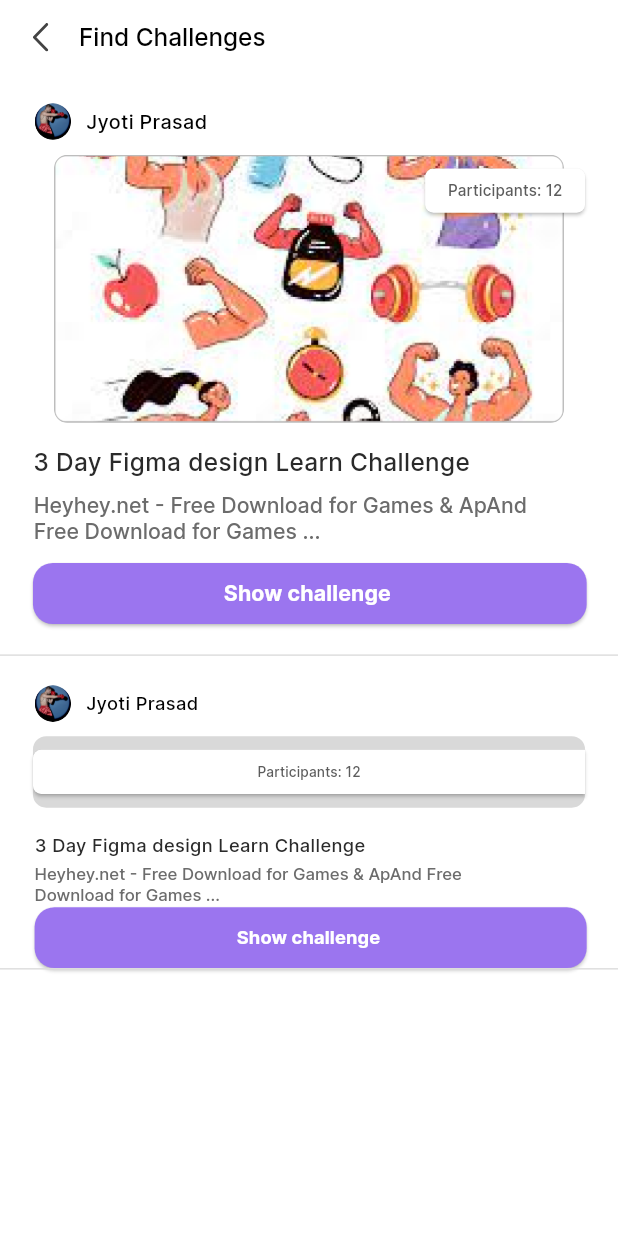
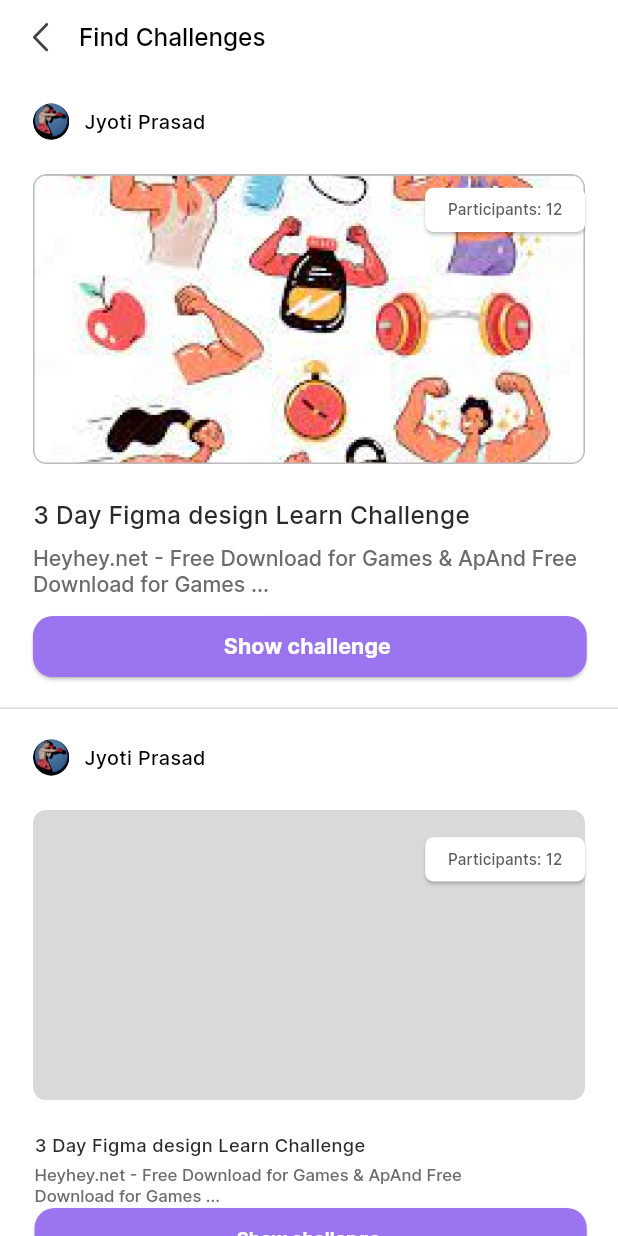
Before and after one commit to Jebin111/assignment1, a Flutter app: the screen it shows after launch, on a phone screen of 412 x 824 dp. Run offline on Flutter 3.47's test engine with Material 3 defaults, Android fonts, the phone set to English and light mode, and no system bars; our stand-ins replace cached_network_image, flutter_svg.

Commit message:
Add files via upload

```diff
--- a/lib/presentation/find_challenge_page_screen/find_challenge_page_screen.dart
+++ b/lib/presentation/find_challenge_page_screen/find_challenge_page_screen.dart
@@ -5,6 +5,11 @@ import 'package:trail_app/widgets/custom_elevated_button.dart';
 import 'package:flutter/material.dart';
 import 'package:trail_app/core/app_export.dart';
 
+import '../../widgets/app_bar/appbar_subtitle.dart';
+import '../../widgets/app_bar/appbar_trailing_iconbutton.dart';
+import '../../widgets/custom_text_form_field.dart';
+TextEditingController shareyourfeelingongrController =
+TextEditingController();
 class FindChallengePageScreen extends StatelessWidget {
   const FindChallengePageScreen({Key? key}) : super(key: key);
 
@@ -21,7 +26,7 @@ class FindChallengePageScreen extends StatelessWidget {
                         crossAxisAlignment: CrossAxisAlignment.start,
                         children: [
                           Padding(
-                              padding: EdgeInsets.only(left: 21.h),
+                              padding: EdgeInsets.only(left: 20.h),
                               child: Row(children: [
                                 CustomImageView(
                                     imagePath: ImageConstant.imgEllipse758,
@@ -35,20 +40,23 @@ class FindChallengePageScreen extends StatelessWidget {
                                         style: CustomTextStyles
                                             .labelLargeBlack90013))
                               ])),
-                          SizedBox(height: 9.v),
+                          Padding(
+                              padding: EdgeInsets.only(left: 20.h,top: 20.h,bottom: 20.h),
+                            child: Row(children: [
                               _buildEight(context),
-                          SizedBox(height: 14.v),
+                            ],),
+                              ),
+
                           Padding(
                               padding: EdgeInsets.only(left: 20.h),
                               child: Text("3 Day Figma design Learn Challenge",
                                   style: theme.textTheme.titleMedium)),
                           SizedBox(height: 9.v),
                           Align(
-                              alignment: Alignment.center,
+                              alignment: Alignment.centerLeft,
                               child: Container(
-                                  width: 323.h,
                                   margin:
-                                      EdgeInsets.only(left: 20.h, right: 31.h),
+                                      EdgeInsets.only(left: 20.h, right: 20.h),
                                   child: RichText(
                                       text: TextSpan(children: [
                                         TextSpan(
@@ -66,8 +74,14 @@ class FindChallengePageScreen extends StatelessWidget {
                           SizedBox(height: 20.v),
                           Divider(),
                           SizedBox(height: 19.v),
+
+
+
+
+
+
                           Padding(
-                              padding: EdgeInsets.only(left: 21.h),
+                              padding: EdgeInsets.only(left: 20.h),
                               child: Row(children: [
                                 CustomImageView(
                                     imagePath: ImageConstant.imgEllipse758,
@@ -76,14 +90,18 @@ class FindChallengePageScreen extends StatelessWidget {
                                     radius: BorderRadius.circular(12.h)),
                                 Padding(
                                     padding: EdgeInsets.only(
-                                        left: 9.h, top: 4.v, bottom: 4.v),
+                                        left: 9.h, top: 4.v, bottom: 3.v),
                                     child: Text("Jyoti Prasad",
                                         style: CustomTextStyles
-                                            .labelLargeBlack900))
+                                            .labelLargeBlack90013))
                               ])),
-                          SizedBox(height: 9.v),
+                          Padding(
+                            padding: EdgeInsets.only(top: 20.h,bottom: 20.h),
+                            child: Row(children: [
                                 _buildFour(context),
-                          SizedBox(height: 16.v),
+                            ],),
+                          ),
+
                 Padding(
                        padding: EdgeInsets.only(left: 21.h),
                        child: Text("3 Day Figma design Learn Challenge",
@@ -105,6 +123,52 @@ class FindChallengePageScreen extends StatelessWidget {
                            textAlign: TextAlign.left)),
                    SizedBox(height: 1.v),
                           _buildShowChallenge1(context),
+                          SizedBox(height: 20.v),
+
+
+
+
+
+
+                          // Padding(
+                          //     padding: EdgeInsets.only(left: 20.h),
+                          //     child: Row(children: [
+                          //       CustomImageView(
+                          //           imagePath: ImageConstant.imgEllipse758,
+                          //           height: 24.adaptSize,
+                          //           width: 24.adaptSize,
+                          //           radius: BorderRadius.circular(12.h)),
+                          //       Padding(
+                          //           padding: EdgeInsets.only(
+                          //               left: 9.h, top: 4.v, bottom: 4.v),
+                          //           child: Text("Jyoti Prasad",
+                          //               style: CustomTextStyles
+                          //                   .labelLargeBlack900))
+                          //     ])),
+                          // SizedBox(height: 9.v),
+                          // _buildFour(context),
+                          // SizedBox(height: 16.v),
+                          // Padding(
+                          //     padding: EdgeInsets.only(left: 21.h),
+                          //     child: Text("3 Day Figma design Learn Challenge",
+                          //         style: theme.textTheme.labelLarge)),
+                          // SizedBox(height: 4.v),
+                          // Container(
+                          //     width: 281.h,
+                          //     margin: EdgeInsets.only(left: 21.h, right: 72.h),
+                          //     child: RichText(
+                          //         text: TextSpan(children: [
+                          //           TextSpan(
+                          //               text:
+                          //                   "Heyhey.net - Free Download for Games & ApAnd",
+                          //               style: theme.textTheme.labelMedium),
+                          //           TextSpan(
+                          //               text: " Free Download for Games ...",
+                          //               style: theme.textTheme.labelMedium)
+                          //         ]),
+                          //         textAlign: TextAlign.left)),
+                          // SizedBox(height: 1.v),
+                          // _buildShowChallenge1(context),
                           Divider()
                         ])))));
   }
@@ -136,16 +200,14 @@ class FindChallengePageScreen extends StatelessWidget {
   /// Section Widget
   Widget _buildEight(BuildContext context) {
     return Align(
-        alignment: Alignment.center,
+        alignment: Alignment.centerLeft,
         child: SizedBox(
-            height: 176.v,
-            width: 335.h,
             child: Stack(alignment: Alignment.topRight, children: [
               CustomImageView(
                   imagePath: ImageConstant.imgRectangle4864,
-                  height: 176.v,
+                  width: MediaQuery.of(context).size.width-40.h,
                   radius: BorderRadius.circular(8.h),
-                  alignment: Alignment.center),
+                  alignment: Alignment.centerLeft),
               _buildParticipants12(context)
             ])));
   }
@@ -158,18 +220,10 @@ class FindChallengePageScreen extends StatelessWidget {
         margin: EdgeInsets.only(left: 20.h, right: 19.h),
         buttonTextStyle: CustomTextStyles.titleSmallWhiteA700,
         onPressed: () {
-          onTapShowChallenge(context);
+          openBox(context);
+          //onTapShowChallenge(context);
         },
         alignment: Alignment.center);
-  }
-
-  /// Section Widget
-  Widget _buildParticipants13(BuildContext context) {
-    return CustomElevatedButton(
-        width: 87.h,
-        text: "Participants: 12",
-        buttonStyle: CustomButtonStyles.fillWhiteATL5,
-        buttonTextStyle: theme.textTheme.labelSmall!);
   }
 
   /// Section Widget
@@ -178,11 +232,12 @@ class FindChallengePageScreen extends StatelessWidget {
         alignment: Alignment.center,
         child: Container(
             width: 335.h,
+            height: 176.h,
             margin: EdgeInsets.symmetric(horizontal: 20.h),
             padding: EdgeInsets.symmetric(vertical: 9.v),
             decoration: AppDecoration.fillBlueGray
                 .copyWith(borderRadius: BorderRadiusStyle.roundedBorder8),
-            child: _buildParticipants13(context)));
+            child: _buildParticipants12(context)));
   }
 
   /// Section Widget
@@ -204,4 +259,88 @@ class FindChallengePageScreen extends StatelessWidget {
   onTapShowChallenge(BuildContext context) {
     Navigator.pushNamed(context, AppRoutes.dialogBoxScreen);
   }
+  openBox(BuildContext context){
+    return showDialog(context: context, builder: (context)=>AlertDialog(
+      content:Container(
+        child: Scaffold(
+          resizeToAvoidBottomInset: true,
+          appBar: _buildAppBars(context),
+          backgroundColor: theme.colorScheme.onPrimaryContainer,
+          body: Container(
+
+            width: MediaQuery.of(context).size.width,
+            padding: EdgeInsets.symmetric(
+              horizontal: 20.h,
+              vertical: 5.v,
+            ),
+            child: Column(
+              children: [
+                CustomImageView(
+                  imagePath: ImageConstant.imgYoungManWorking,
+                  width: 85.h,
+                ),
+                Container(
+                  height: 6.v,
+                  width: 174.h,
+                  decoration: BoxDecoration(
+                    color: appTheme.blueGray100.withOpacity(0.3),
+                    borderRadius: BorderRadius.circular(
+                      87.h,
+                    ),
+                  ),
+                ),
+                SizedBox(height: 20.v),
+                CustomTextFormField(
+                  controller: shareyourfeelingongrController,
+                  hintText:
+                  "Share your feeling on group to encourage other participants ",
+                  textInputAction: TextInputAction.done,
+                  maxLines: 3,
+                ),
+                SizedBox(height: 9.v),
+                Padding(padding: EdgeInsets.only(top: 10.h),
+                child: _buildPost(context),),
+              ],
+            ),
+          ),
+        ),
+      ),
+    ));
   }
+
+
+  /// Section Widget
+  Widget _buildPost(BuildContext context) {
+    return CustomElevatedButton(
+      height: 39.v,
+      text: "Post",
+      margin: EdgeInsets.only(
+        bottom: 27.v,
+      ),
+      buttonStyle: CustomButtonStyles.fillBlueA,
+      buttonTextStyle: CustomTextStyles.labelLargeWhiteA700Bold,
+    );
+  }
+  PreferredSizeWidget _buildAppBars(BuildContext context) {
+    return CustomAppBar(
+      height: 50.v,
+      title: AppbarSubtitle(
+        text: "Keep putting effort, Proud of you",
+        margin: EdgeInsets.only(left: 20.h),
+      ),
+      actions: [
+        Padding(padding: EdgeInsets.only(left: 5.v,right: 5.v,top: 5.h,bottom: 5.h),
+        child: AppbarTrailingIconbutton(
+          onTap: (){
+            onTapArrowLeft(context);
+          },
+          imagePath: ImageConstant.imgClose,
+          margin: EdgeInsets.all(10.h),
+        ),),
+
+      ],
+    );
+  }
+
+
+}
```
Lines whose indentation alone changed are shown as unchanged.
